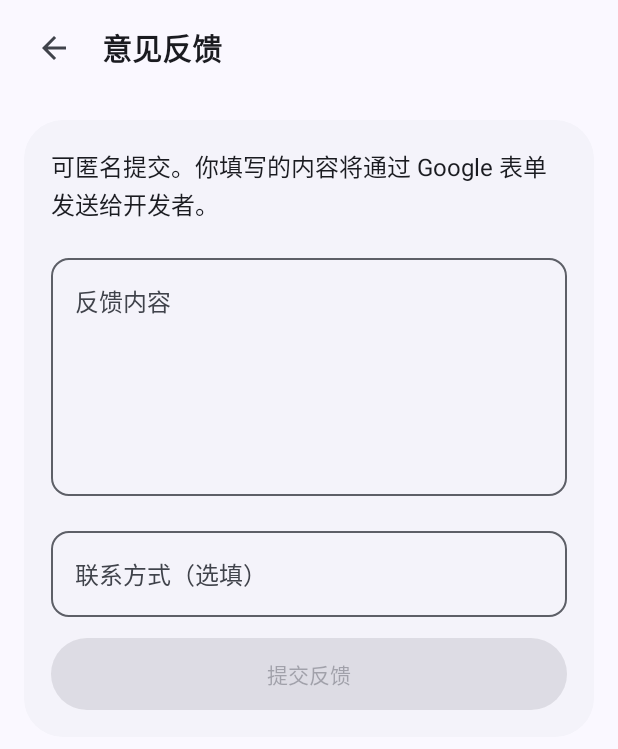
After one commit to a1070503737-dev/QingZhang, an Android app built with Jetpack Compose: the FeedbackScreen screen opened through its navigation route, on a phone screen of 412 x 824 dp. The commit adds this screen. Shown: the top 749 px of the screen. Run offline under Robolectric (Android 15) with nearby library versions, the phone set to English and light mode, and no system bars; our stand-ins replace Dagger/Hilt's generated code, Room's generated code; libraries missing offline, so code that uses them is left out: androidx.hilt.lifecycle.

Commit message:
Prepare QingZhang 1.3.29 with in-app feedback and data management

```diff
--- a/app/src/main/java/com/zhuangxiu/ledger/data/repository/DatabaseSafety.kt
+++ b/app/src/main/java/com/zhuangxiu/ledger/data/repository/DatabaseSafety.kt
@@ -11,7 +11,6 @@ import java.io.IOException
 object DatabaseSafety {
     private fun root(context: Context) = File(context.filesDir, "database_safety")
     fun rollbackDir(context: Context) = File(root(context), "pending_restore")
-    fun recoveryZip(context: Context) = File(root(context), "before-restore.zip")
 
     fun prepare(context: Context) {
         recoverInterruptedRestore(context)
--- /dev/null
+++ b/app/src/main/java/com/zhuangxiu/ledger/ui/mine/FeedbackScreen.kt
@@ -0,0 +1,114 @@
+package com.zhuangxiu.ledger.ui.mine
+
+import androidx.activity.compose.BackHandler
+import androidx.compose.foundation.layout.Arrangement
+import androidx.compose.foundation.layout.Column
+import androidx.compose.foundation.layout.fillMaxWidth
+import androidx.compose.foundation.layout.imePadding
+import androidx.compose.foundation.layout.padding
+import androidx.compose.foundation.rememberScrollState
+import androidx.compose.foundation.verticalScroll
+import androidx.compose.material3.MaterialTheme
+import androidx.compose.material3.OutlinedTextField
+import androidx.compose.material3.Text
+import androidx.compose.runtime.Composable
+import androidx.compose.runtime.getValue
+import androidx.compose.runtime.mutableStateOf
+import androidx.compose.runtime.saveable.rememberSaveable
+import androidx.compose.runtime.setValue
+import androidx.compose.ui.Modifier
+import androidx.compose.ui.platform.LocalFocusManager
+import androidx.compose.ui.unit.dp
+import androidx.lifecycle.ViewModel
+import androidx.lifecycle.compose.collectAsStateWithLifecycle
+import androidx.lifecycle.viewmodel.compose.viewModel
+import androidx.lifecycle.viewModelScope
+import com.zhuangxiu.ledger.feedback.FeedbackClient
+import com.zhuangxiu.ledger.ui.components.LedgerButton
+import com.zhuangxiu.ledger.ui.components.LedgerCard
+import com.zhuangxiu.ledger.ui.components.SubPageScaffold
+import kotlinx.coroutines.flow.MutableStateFlow
+import kotlinx.coroutines.flow.asStateFlow
+import kotlinx.coroutines.launch
+import java.io.IOException
+
+internal enum class FeedbackStatus { Editing, Sending, Submitted, Unconfirmed }
+
+internal class FeedbackViewModel(private val client: FeedbackClient = FeedbackClient()) : ViewModel() {
+    private val _status = MutableStateFlow(FeedbackStatus.Editing)
+    val status = _status.asStateFlow()
+    val available get() = client.available
+
+    fun submit(feedback: String, contact: String) {
+        if (!available || feedback.isBlank() ||
+            _status.value == FeedbackStatus.Sending || _status.value == FeedbackStatus.Submitted
+        ) return
+
+        _status.value = FeedbackStatus.Sending
+        viewModelScope.launch {
+            _status.value = try {
+                client.submit(feedback.trim(), contact.trim())
+                FeedbackStatus.Submitted
+            } catch (_: IOException) {
+                FeedbackStatus.Unconfirmed
+            }
+        }
+    }
+}
+
+@Composable
+internal fun FeedbackScreen(onBack: () -> Unit, model: FeedbackViewModel = viewModel()) {
+    val status by model.status.collectAsStateWithLifecycle()
+    var feedback by rememberSaveable { mutableStateOf("") }
+    var contact by rememberSaveable { mutableStateOf("") }
+    val focus = LocalFocusManager.current
+    val sending = status == FeedbackStatus.Sending
+
+    BackHandler(sending) {}
+    SubPageScaffold(title = "意见反馈", onBack = { if (!sending) onBack() }) { modifier ->
+        Column(
+            modifier.fillMaxWidth().imePadding().verticalScroll(rememberScrollState()).padding(16.dp),
+        ) {
+            LedgerCard(Modifier.fillMaxWidth()) {
+                Column(Modifier.padding(18.dp), verticalArrangement = Arrangement.spacedBy(14.dp)) {
+                    if (status == FeedbackStatus.Submitted) {
+                        Text("反馈已提交", style = MaterialTheme.typography.titleMedium)
+                        LedgerButton(onClick = onBack, modifier = Modifier.fillMaxWidth()) { Text("完成") }
+                    } else {
+                        Text("可匿名提交。你填写的内容将通过 Google 表单发送给开发者。")
+                        OutlinedTextField(
+                            value = feedback,
+                            onValueChange = { feedback = it },
+                            label = { Text("反馈内容") },
+                            minLines = 5,
+                            maxLines = 8,
+                            enabled = !sending,
+                            modifier = Modifier.fillMaxWidth(),
+                        )
+                        OutlinedTextField(
+                            value = contact,
+                            onValueChange = { contact = it },
+                            label = { Text("联系方式（选填）") },
+                            singleLine = true,
+                            enabled = !sending,
+                            modifier = Modifier.fillMaxWidth(),
+                        )
+                        if (!model.available) {
+                            Text("反馈暂时不可用。", color = MaterialTheme.colorScheme.error)
+                        } else if (status == FeedbackStatus.Unconfirmed) {
+                            Text("未能确认提交，请检查网络后重试。", color = MaterialTheme.colorScheme.error)
+                        }
+                        LedgerButton(
+                            onClick = {
+                                focus.clearFocus()
+                                model.submit(feedback, contact)
+                            },
+                            enabled = model.available && feedback.isNotBlank() && !sending,
+                            modifier = Modifier.fillMaxWidth(),
+                        ) { Text(if (sending) "正在提交…" else "提交反馈") }
+                    }
+                }
+            }
+        }
+    }
+}
--- a/app/src/main/java/com/zhuangxiu/ledger/ui/navigation/LedgerNavHost.kt
+++ b/app/src/main/java/com/zhuangxiu/ledger/ui/navigation/LedgerNavHost.kt
@@ -82,6 +82,7 @@ import com.zhuangxiu.ledger.ui.importing.ImportScreen
 import com.zhuangxiu.ledger.ui.mine.BackupScreen
 import com.zhuangxiu.ledger.ui.mine.BudgetScreen
 import com.zhuangxiu.ledger.ui.mine.CategoriesScreen
+import com.zhuangxiu.ledger.ui.mine.FeedbackScreen
 import com.zhuangxiu.ledger.ui.mine.MineScreen
 import com.zhuangxiu.ledger.ui.mine.ReminderScreen
 import com.zhuangxiu.ledger.ui.mine.UpdateScreen
@@ -414,8 +415,11 @@ internal fun LedgerNavHost(
             }
             composable(Routes.BUDGET) { BudgetScreen(onBack = back) }
             composable(Routes.CATEGORIES) { CategoriesScreen(onBack = back) }
-            composable(Routes.BACKUP) { BackupScreen(onBack = back) }
+            composable(Routes.BACKUP) {
+                BackupScreen(onBack = back, onImport = { navController.navigate(Routes.IMPORT) })
+            }
             composable(Routes.IMPORT) { ImportScreen(onBack = back) }
+            composable(Routes.FEEDBACK) { FeedbackScreen(onBack = back) }
             composable(Routes.REMINDER) { ReminderScreen(onBack = back) }
             composable(Routes.UPDATE) { UpdateScreen(onBack = back) }
         }
--- a/app/src/main/java/com/zhuangxiu/ledger/ui/navigation/Routes.kt
+++ b/app/src/main/java/com/zhuangxiu/ledger/ui/navigation/Routes.kt
@@ -32,6 +32,7 @@ object Routes {
     const val BUDGET = "budget"
     const val CATEGORIES = "categories"
     const val BACKUP = "backup"
+    const val FEEDBACK = "feedback"
     const val REMINDER = "reminder"
     const val UPDATE = "update"
 }
--- a/gradle.properties
+++ b/gradle.properties
@@ -5,3 +5,5 @@ android.useAndroidX=true
 kotlin.code.style=official
 android.nonTransitiveRClass=true
 qingzhangFeedbackFormUrl=https://docs.google.com/forms/d/e/1FAIpQLSfRNJ2sjhTXz9DJm40TA54lVjXGQ19qqlwI6BrZTaNVXnAhyQ/viewform
+qingzhangFeedbackContentEntry=1269361530
+qingzhangFeedbackContactEntry=2073899096
```
Also changed, not shown: app/build.gradle.kts (+21 -7 lines), app/src/main/java/com/zhuangxiu/ledger/data/repository/BackupManager.kt (+1 -12 lines), app/src/main/java/com/zhuangxiu/ledger/feedback/FeedbackClient.kt (added, +50 -0 lines), app/src/main/java/com/zhuangxiu/ledger/ui/mine/BackupScreen.kt (+11 -16 lines), app/src/main/java/com/zhuangxiu/ledger/ui/mine/MineScreen.kt (+3 -77 lines), 6 other files.
